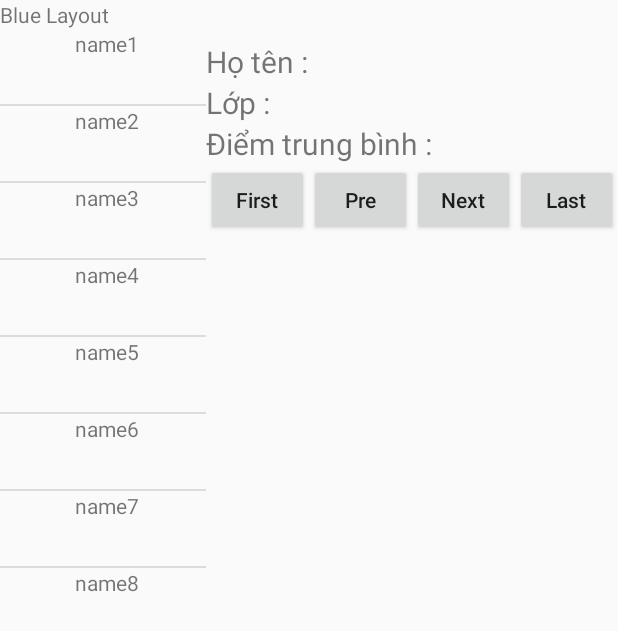
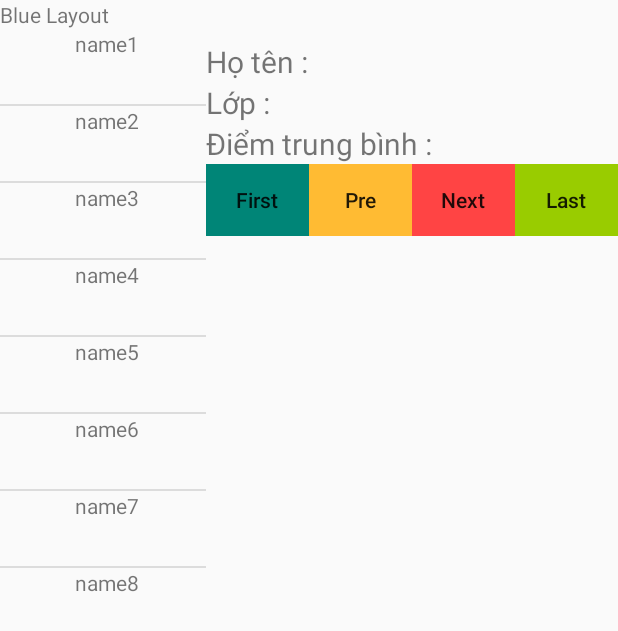
Before and after one commit to nguyenhuynhminhthuan265/BT_Fragment, an Android app: the screen it shows after launch (MainActivity), on a phone screen of 412 x 824 dp. Shown: the top 631 px of the screen. Run offline under Robolectric (Android 15) with nearby library versions, the phone set to English and light mode, and no system bars.

Commit message:
commit thuan button color

```diff
--- a/app/src/main/res/layout/layout_red.xml
+++ b/app/src/main/res/layout/layout_red.xml
@@ -96,6 +96,7 @@
                android:text="First"
                android:textSelectHandleLeft="@android:color/holo_orange_light"
                android:textAllCaps="false"
+               android:background="@color/colorPrimary"
                />
 
            <Button
@@ -106,6 +107,7 @@
                android:text="Pre"
                android:textSelectHandleLeft="@android:color/holo_orange_light"
                android:textAllCaps="false"
+               android:background="@android:color/holo_orange_light"
                />
 
 
@@ -117,6 +119,7 @@
                android:text="Next"
                android:textSelectHandleLeft="@android:color/holo_orange_light"
                android:textAllCaps="false"
+               android:background="@android:color/holo_red_light"
                />
 
 
@@ -128,6 +131,7 @@
                android:text="Last"
                android:textSelectHandleLeft="@android:color/holo_orange_light"
                android:textAllCaps="false"
+               android:background="@android:color/holo_green_light"
                />
 
 
```
